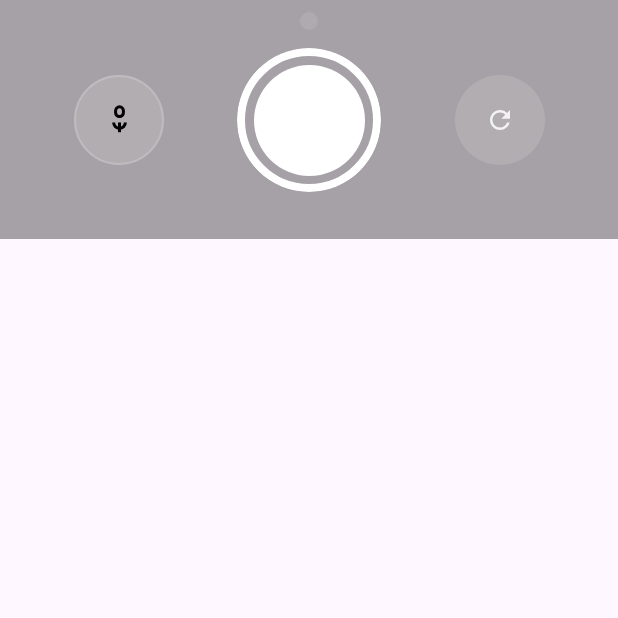
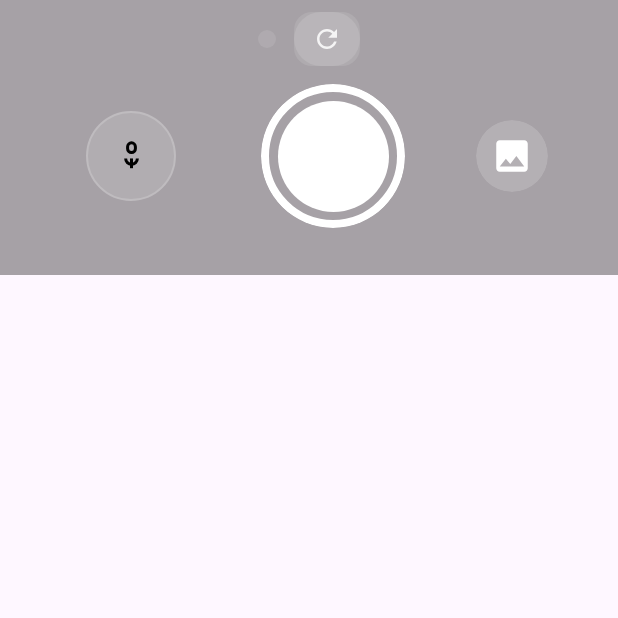
Before and after one commit to DolaNoDream/AICamera, an Android app built with Jetpack Compose: the composable CameraControlsLayer called with empty values, on a phone screen of 412 x 824 dp, the top half of it. Run offline under Robolectric (Android 15) with nearby library versions, the light colour scheme and no system bars; libraries missing offline, so code that uses them is left out: androidx.camera.core.

Commit message:
feat:实现了相机界面的悬浮窗，并且优化了相机前端界面

```diff
--- a/android_code/AiCamera2/app/src/main/java/com/example/aicamera/ui/screen/camera/components/CameraControls.kt
+++ b/android_code/AiCamera2/app/src/main/java/com/example/aicamera/ui/screen/camera/components/CameraControls.kt
@@ -35,6 +35,14 @@ import com.example.aicamera.ui.uistate.camera.CameraMode
 import com.example.aicamera.ui.uistate.camera.CameraState
 import androidx.compose.foundation.LocalIndication
 import androidx.compose.foundation.interaction.MutableInteractionSource
+import androidx.compose.foundation.layout.Spacer
+import androidx.compose.foundation.layout.fillMaxSize
+import androidx.compose.foundation.layout.width
+import androidx.compose.foundation.shape.RoundedCornerShape
+import androidx.compose.material.icons.filled.Photo
+import androidx.compose.material.ripple.rememberRipple
+import androidx.compose.material3.IconButton
+import androidx.compose.material3.IconButtonDefaults
 
 @Composable
 fun CameraControlsLayer(
@@ -45,7 +53,8 @@ fun CameraControlsLayer(
     modes: List<CameraMode>,
     onModeSelected: (CameraMode) -> Unit,
     onVoiceStateChange: (Boolean) -> Unit,
-    modifier: Modifier = Modifier
+    modifier: Modifier = Modifier,
+    onOpenGallery: () -> Unit?, //打开相册的回调
 ) {
     Column(
         modifier = modifier
@@ -54,12 +63,32 @@ fun CameraControlsLayer(
         verticalArrangement = Arrangement.spacedBy(12.dp),
         horizontalAlignment = Alignment.CenterHorizontally
     ) {
+        Row(
+            modifier = Modifier
+                .fillMaxWidth()
+                .padding(horizontal = 20.dp),
+            horizontalArrangement = Arrangement.Center,
+            verticalAlignment = Alignment.CenterVertically
+        ) {
             CameraModeTabs(
                 modes = modes,
                 selectedMode = selectedMode,
                 onModeSelected = onModeSelected,
-            modifier = Modifier.padding(0.dp)
+                modifier = Modifier.weight(1f, fill = false)
             )
+            Spacer(modifier = Modifier.width(12.dp)) // 两个组件之间的间距
+
+            SwitchCameraButton(
+                onSwitchCamera = onSwitchCamera,
+                modifier = Modifier
+                    .size(width = 44.dp, height = 36.dp) // 高度与 CameraModeTabs 保持一致
+                    .background(
+                        color = Color.White.copy(alpha = 0.10f), // 使用相同的半透明背景
+                        shape = RoundedCornerShape(12.dp)
+                    )
+
+            )
+        }
 
         Row(
             modifier = Modifier
@@ -82,12 +111,22 @@ fun CameraControlsLayer(
                     .size(96.dp)
             )
 
-            SwitchCameraButton(
-                onSwitchCamera = onSwitchCamera,
-                modifier = Modifier
-                    .size(80.dp)
-                    .padding(10.dp)
+            //相册按钮
+            IconButton(
+                onClick = {onOpenGallery?.invoke()} ,
+                modifier = Modifier.size(48.dp), // 增大点击区域
+                colors = IconButtonDefaults.iconButtonColors(
+                    containerColor = Color.White.copy(alpha = 0.16f), // 参照您提供的旧样式
+                    contentColor = Color.White
                 )
+            ) {
+                Icon(
+                    imageVector = Icons.Default.Photo, // 参照您提供的旧图标
+                    contentDescription = "打开相册",
+                    modifier = Modifier.size(28.dp)
+                )
+            }
+
         }
     }
 }
```
Also changed, not shown: android_code/AiCamera2/app/src/main/java/com/example/aicamera/ui/screen/camera/CameraScreen.kt (+57 -3 lines), android_code/AiCamera2/app/src/main/java/com/example/aicamera/ui/screen/camera/components/AiFloatingWindow.kt (added, +150 -0 lines), android_code/AiCamera2/app/src/main/java/com/example/aicamera/ui/uistate/camera/CameraUiState.kt (+24 -1 lines), android_code/AiCamera2/app/src/main/java/com/example/aicamera/ui/viewmodel/camera/CameraViewModel.kt (+67 -0 lines). Lines whose indentation alone changed are shown as unchanged.
